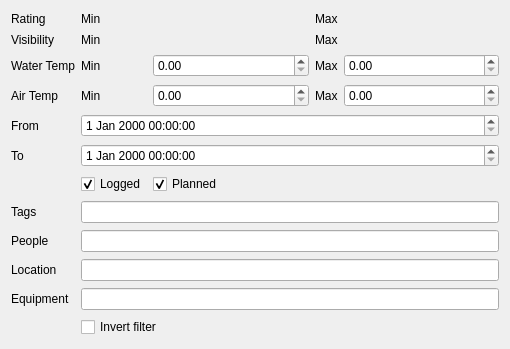
The window that desktop-widgets/filterwidget2.ui (subsurface/subsurface) describes before a commit, drawn with Qt 5.
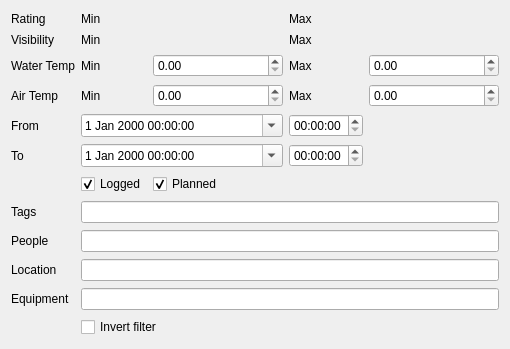
The same window after the commit. Custom widgets are drawn as their Qt base class.

Commit message:
Desktop, Filter UI: make date/time consistent
On all (most?) places we use separate date/time fields for the time of a
dive, and we follow the setting from the preferences to format those.

Make the new filter widget consistent, with respect to the to and from
interval.

```diff
--- a/desktop-widgets/filterwidget2.ui
+++ b/desktop-widgets/filterwidget2.ui
@@ -160,9 +160,6 @@
      </property>
     </widget>
    </item>
-   <item row="5" column="1" colspan="4">
-    <widget class="QDateTimeEdit" name="from"/>
-   </item>
    <item row="10" column="0">
     <widget class="QLabel" name="label_9">
      <property name="text">
@@ -170,9 +167,6 @@
      </property>
     </widget>
    </item>
-   <item row="6" column="1" colspan="4">
-    <widget class="QDateTimeEdit" name="to"/>
-   </item>
    <item row="4" column="0">
     <widget class="QLabel" name="label_2">
      <property name="text">
@@ -252,6 +246,26 @@
      </property>
     </widget>
    </item>
+   <item row="5" column="3">
+    <widget class="QTimeEdit" name="fromTime"/>
+   </item>
+   <item row="5" column="1" colspan="2">
+    <widget class="QDateTimeEdit" name="fromDate">
+     <property name="calendarPopup">
+      <bool>true</bool>
+     </property>
+    </widget>
+   </item>
+   <item row="6" column="1" colspan="2">
+    <widget class="QDateTimeEdit" name="toDate">
+     <property name="calendarPopup">
+      <bool>true</bool>
+     </property>
+    </widget>
+   </item>
+   <item row="6" column="3">
+    <widget class="QTimeEdit" name="toTime"/>
+   </item>
   </layout>
  </widget>
  <customwidgets>
```
Left out of the diff: 8 changed lines with no effect on the pictures. The commit also changes 3 other files.
